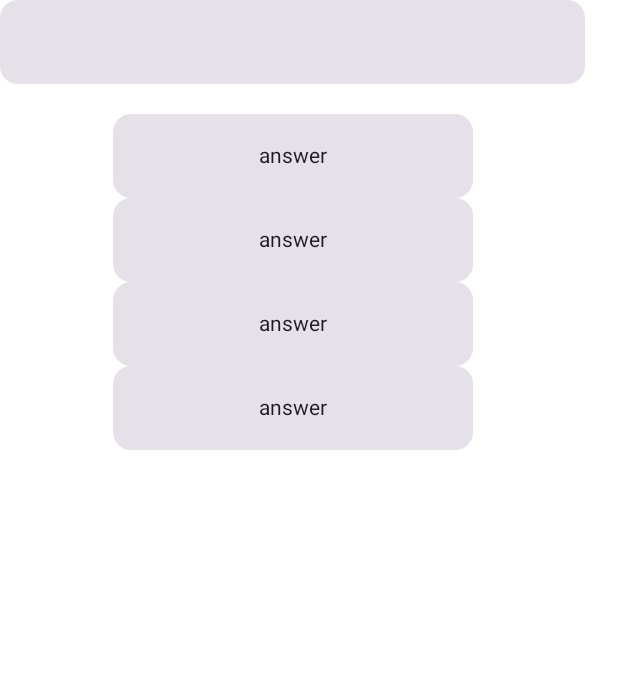
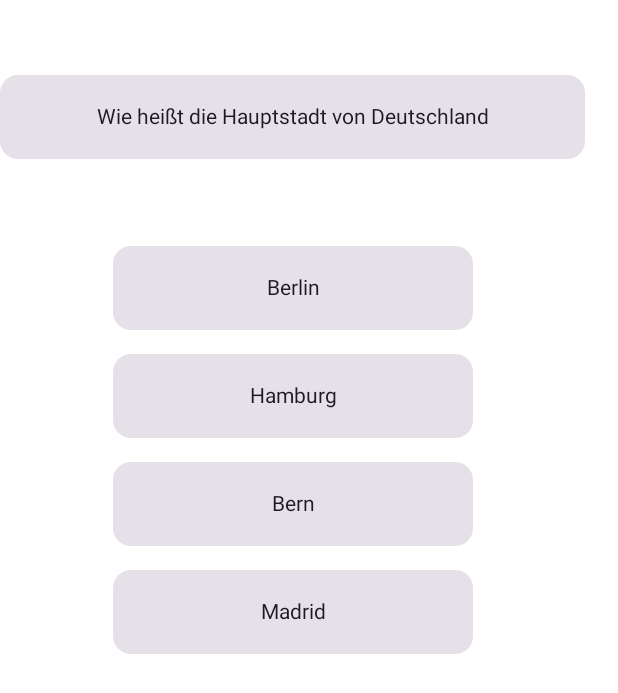
Before and after one commit to JensHuelsenbeck/Guizz, an Android app built with Jetpack Compose: the @Preview function QuizScreenPreview, on a phone screen of 412 x 824 dp. Shown: the top 693 px of the screen. Run offline under Robolectric (Android 15) with nearby library versions, the phone set to English and light mode, and no system bars.

Commit message:
Inspektion des Quizscreens.

```diff
--- a/app/src/main/java/com/example/guizz/ui/AppStart.kt
+++ b/app/src/main/java/com/example/guizz/ui/AppStart.kt
@@ -28,28 +28,22 @@ import androidx.compose.ui.tooling.preview.Preview
 import androidx.compose.ui.unit.dp
 import com.example.guizz.R
 import com.example.guizz.ui.views.HomeScreen
+import com.example.guizz.ui.views.QuizScreen
 
 @Composable
 fun AppStart(
     modifier: Modifier = Modifier
 ) {
-
-
-
     Scaffold(modifier = Modifier.fillMaxSize()) { innerPadding ->
-        Box()
-        {
+        Box {
             Column(
                 horizontalAlignment = Alignment.CenterHorizontally,
                 modifier = modifier
                     .padding(innerPadding)
                     .fillMaxSize()
-
-
             ) {
                 Spacer(Modifier.height(150.dp))
-                HomeScreen()
-
+                QuizScreen()
             }
         }
     }
--- a/app/src/main/java/com/example/guizz/ui/components/AnswerButton.kt
+++ b/app/src/main/java/com/example/guizz/ui/components/AnswerButton.kt
@@ -21,12 +21,15 @@ fun AnswerButton(
 ) {
 
     Card(
-        modifier = Modifier.combinedClickable(
+        modifier = Modifier
+            .padding(vertical = 8.dp)
+            .combinedClickable(
             onClick = onClick
+
         )
     ) {
         Text(
-            text = "answer",
+            text = answer.text,
             textAlign = TextAlign.Center,
             modifier = Modifier
                 .padding(20.dp)
--- a/app/src/main/java/com/example/guizz/ui/views/QuizScreen.kt
+++ b/app/src/main/java/com/example/guizz/ui/views/QuizScreen.kt
@@ -12,6 +12,7 @@ import androidx.compose.material3.Card
 import androidx.compose.material3.Text
 import androidx.compose.material3.TextButton
 import androidx.compose.runtime.Composable
+import androidx.compose.runtime.collectAsState
 import androidx.compose.runtime.getValue
 import androidx.compose.runtime.mutableStateOf
 import androidx.compose.runtime.remember
@@ -32,22 +33,24 @@ fun QuizScreen(
 
 ) {
 
-    val easyQuestion = viewModel.fetchQuestion()
+    val easyQuestion = viewModel.fetchQuestion().collectAsState()
     var clickedAnswer by remember { mutableStateOf(false) }
     var showPopUp by remember { mutableStateOf(false) }
 
 
     Column(horizontalAlignment = Alignment.CenterHorizontally) {
+        Spacer(Modifier.height(50.dp))
         Card {
                     Text(
-                text = "",
+                        text = easyQuestion.value.text,
                         textAlign = TextAlign.Center,
                         modifier = Modifier
                             .padding(20.dp)
                             .width(350.dp)
+
                     )
         }
-        Spacer(Modifier.height(20.dp))
+        Spacer(Modifier.height(50.dp))
         LazyColumn {
             items(easyQuestion.value.answers) { answer ->
                 AnswerButton(
```
Lines whose indentation alone changed are shown as unchanged.
